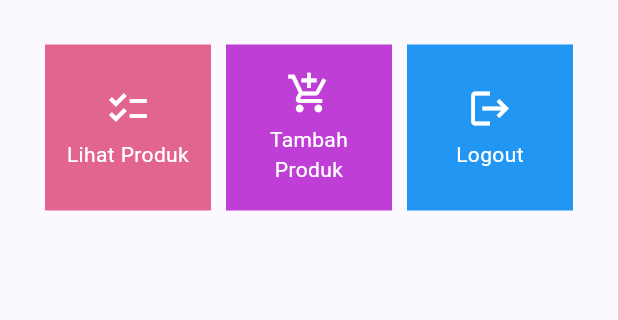
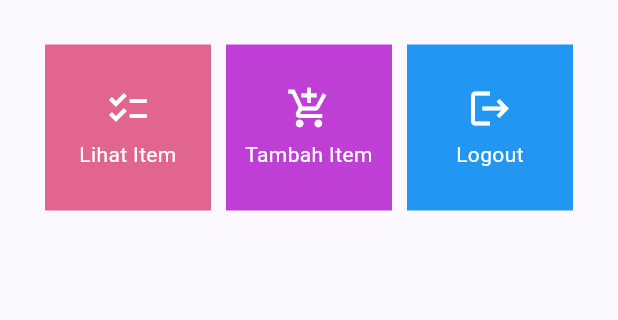
Before and after one commit to widyaprms/beautiful-brews-mobile, a Flutter app: the screen it shows after launch, on a phone screen of 412 x 824 dp, the part 179-499 px from its top. Run offline on Flutter 3.47's test engine with Material 2 defaults, Android fonts, the phone set to English and light mode, and no system bars.

Commit message:
Sudah selesai mengerjakan tugas 8

```diff
--- a/lib/screens/menu.dart
+++ b/lib/screens/menu.dart
@@ -6,8 +6,8 @@ import 'package:beautiful_brews/widgets/left_drawer.dart';
 class MyHomePage extends StatelessWidget {
     MyHomePage({Key? key}) : super(key: key);
     final List<ShopItem> items = [
-      ShopItem("Lihat Produk", Icons.checklist, const Color.fromARGB(255, 226, 101, 143)),
-      ShopItem("Tambah Produk", Icons.add_shopping_cart, const Color.fromARGB(255, 191, 62, 214)),
+      ShopItem("Lihat Item", Icons.checklist, const Color.fromARGB(255, 226, 101, 143)),
+      ShopItem("Tambah Item", Icons.add_shopping_cart, const Color.fromARGB(255, 191, 62, 214)),
       ShopItem("Logout", Icons.logout, Colors.blue),
     ];
 
```
Also changed, not shown: 1 other file.
